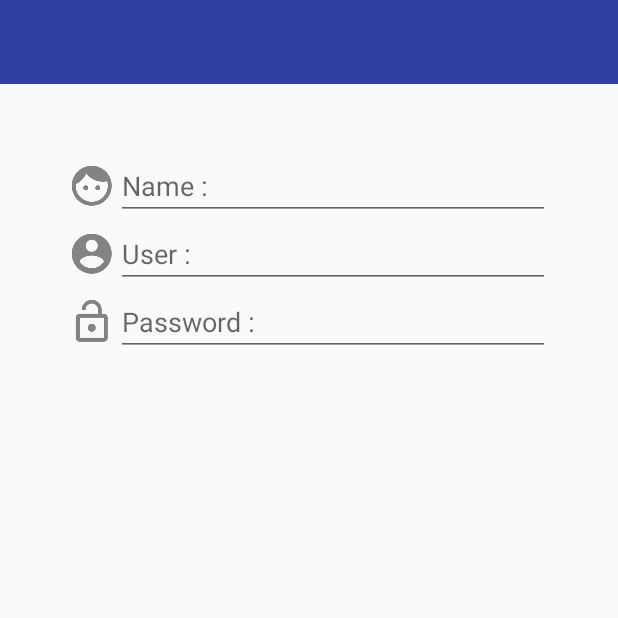
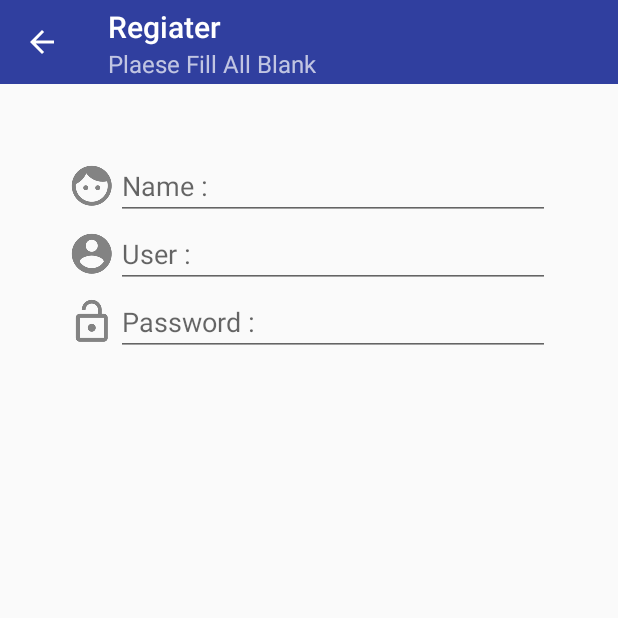
Before and after one commit to padungkiart/Showbru, an Android app: the screen it shows after launch (MainActivity), after a tap on "New Register", on a phone screen of 412 x 824 dp, the top half of it. Run offline under Robolectric (Android 15) with nearby library versions, the phone set to English and light mode, and no system bars.

Commit message:
Finish 25 Apil 2018

```diff
--- a/app/src/main/java/com/example/android/showbru/fragmaent/RegisterFragment.java
+++ b/app/src/main/java/com/example/android/showbru/fragmaent/RegisterFragment.java
@@ -4,13 +4,47 @@ import android.os.Bundle;
 import android.support.annotation.NonNull;
 import android.support.annotation.Nullable;
 import android.support.v4.app.Fragment;
+import android.support.v7.widget.Toolbar;
 import android.view.LayoutInflater;
 import android.view.View;
 import android.view.ViewGroup;
 
+import com.example.android.showbru.MainActivity;
 import com.example.android.showbru.R;
 
 public class RegisterFragment extends Fragment{
+
+    @Override
+    public void onActivityCreated(@Nullable Bundle savedInstanceState) {
+        super.onActivityCreated(savedInstanceState);
+
+    //    Create Toolbar
+        createToolbar();
+
+
+        // Main Method
+    }
+
+    private void createToolbar() {
+        Toolbar toolbar =getActivity().findViewById(R.id.toolbarRegister);
+        ((MainActivity)getActivity()).setSupportActionBar(toolbar);
+
+//        setup Title
+        ((MainActivity) getActivity()).getSupportActionBar().setTitle("Regiater");
+        ((MainActivity) getActivity()).getSupportActionBar().setSubtitle("Plaese Fill All Blank");
+
+//        setup Navigation Icon
+        ((MainActivity) getActivity()).getSupportActionBar().setHomeButtonEnabled(true);
+        ((MainActivity) getActivity()).getSupportActionBar().setDisplayHomeAsUpEnabled(true);
+
+        toolbar.setNavigationOnClickListener(new View.OnClickListener() {
+            @Override
+            public void onClick(View v) {
+                getActivity().getSupportFragmentManager().popBackStack();
+
+            }
+        });
+    }
 
     @Nullable
     @Override
--- a/app/src/main/res/layout/fragment_register.xml
+++ b/app/src/main/res/layout/fragment_register.xml
@@ -4,10 +4,13 @@
     android:layout_height="match_parent">
     <!--Toolbar-->
         <android.support.v7.widget.Toolbar
+            android:id="@+id/toolbarRegister"
             android:theme="@style/ThemeOverlay.AppCompat.Dark.ActionBar"
             android:background="@color/colorPrimary"
             android:layout_width="match_parent"
             android:layout_height="?attr/actionBarSize"/>
+
+
     <!--Content-->
     <LinearLayout
         android:padding="15dp"
@@ -15,7 +18,8 @@
         android:orientation="vertical"
         android:layout_width="match_parent"
         android:layout_height="wrap_content">
-         <!--Name-->
+
+        <!--Name-->
         <LinearLayout
             android:orientation="horizontal"
             android:layout_width="match_parent"
```
